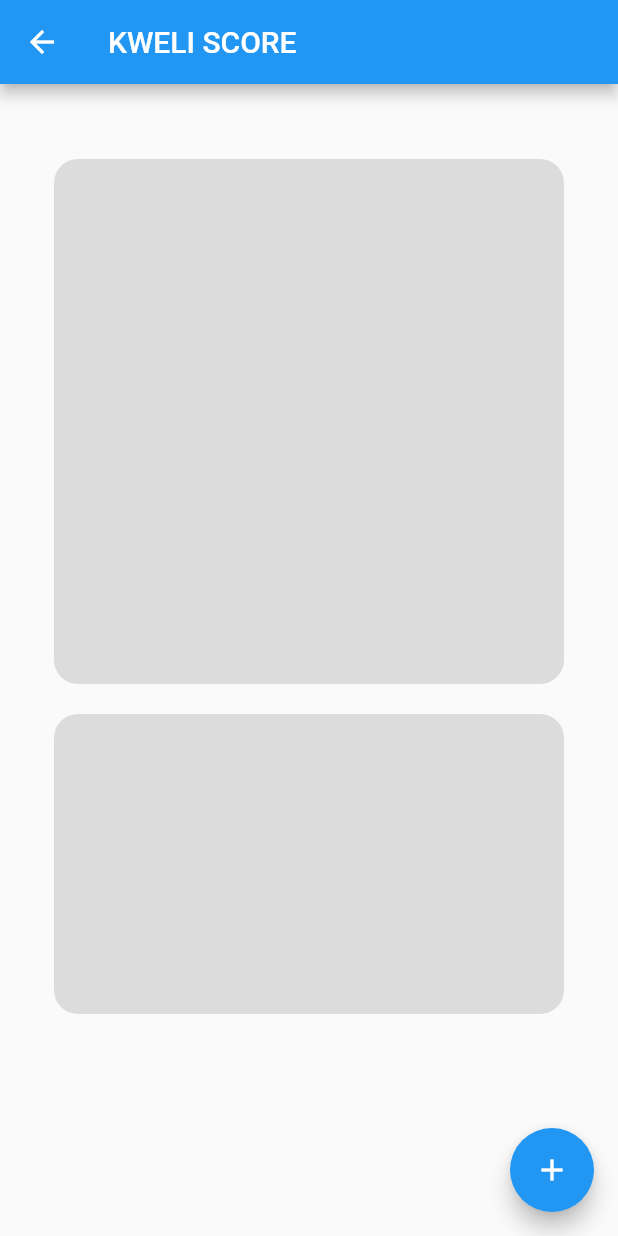
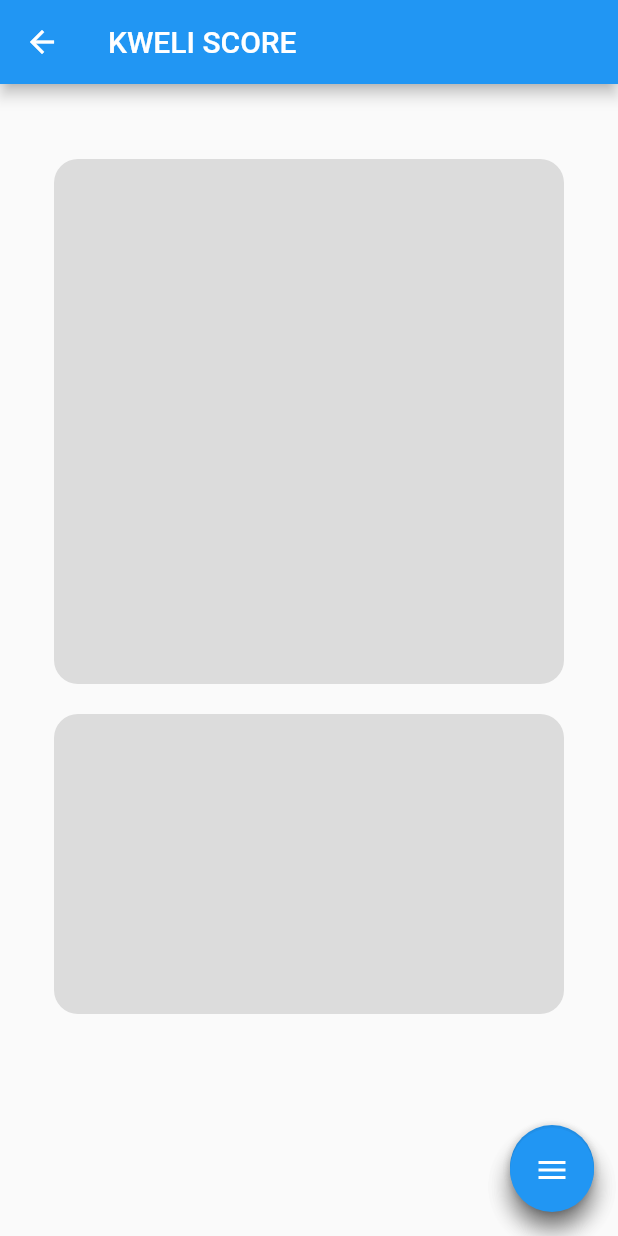
Before and after one commit to CarltonK/kweli-score, a Flutter app: the Home screen opened directly, on a phone screen of 412 x 824 dp. Run offline on Flutter 3.47's test engine with Material 2 defaults, Android fonts, the phone set to English and light mode, and no system bars; our stand-ins replace google_fonts.

Commit message:
Floating Action Button

```diff
--- /dev/null
+++ b/lib/screens/Widgets/custom_fab.dart
@@ -0,0 +1,104 @@
+import 'package:flutter/material.dart';
+
+class CustomFab extends StatefulWidget {
+  @override
+  _CustomFabState createState() => _CustomFabState();
+}
+
+class _CustomFabState extends State<CustomFab>
+    with SingleTickerProviderStateMixin {
+  bool isOpened = false;
+
+  AnimationController _animationController;
+  Animation<Color> _animateColor;
+  Animation<double> _animateIcon;
+  Animation<double> _translateButton;
+  Curve _curve = Curves.easeOut;
+  double _fabHeight = 55;
+
+  animate() {
+    if (!isOpened) {
+      _animationController.forward();
+    } else {
+      _animationController.reverse();
+    }
+    isOpened = !isOpened;
+  }
+
+  @override
+  void initState() {
+    super.initState();
+    _animationController =
+        AnimationController(vsync: this, duration: Duration(milliseconds: 300))
+          ..addListener(() {
+            setState(() {});
+          });
+
+    _animateIcon =
+        Tween<double>(begin: 0.0, end: 1.0).animate(_animationController);
+    _animateColor = ColorTween(begin: Colors.blue, end: Colors.red).animate(
+        CurvedAnimation(
+            parent: _animationController,
+            curve: Interval(0.0, 1.0, curve: _curve)));
+    _translateButton = Tween<double>(begin: _fabHeight, end: -15.0).animate(
+        CurvedAnimation(
+            parent: _animationController,
+            curve: Interval(0.0, 0.75, curve: _curve)));
+  }
+
+  @override
+  void dispose() {
+    _animationController.dispose();
+    super.dispose();
+  }
+
+  Widget fabBtn() {
+    return FloatingActionButton(
+        backgroundColor: _animateColor.value,
+        tooltip: 'Quick Menu',
+        heroTag: 'fab',
+        child: AnimatedIcon(
+            icon: AnimatedIcons.menu_close, progress: _animateIcon),
+        onPressed: animate);
+  }
+
+  Widget galleryBtn() {
+    return Container(
+      child: FloatingActionButton(
+        onPressed: null,
+        heroTag: 'gallery',
+        tooltip: 'Gallery',
+        child: Icon(Icons.storage),
+      ),
+    );
+  }
+
+  Widget cameraBtn() {
+    return Container(
+      child: FloatingActionButton(
+        onPressed: null,
+        heroTag: 'camera',
+        tooltip: 'Camera',
+        child: Icon(Icons.camera),
+      ),
+    );
+  }
+
+  @override
+  Widget build(BuildContext context) {
+    return Column(
+      mainAxisAlignment: MainAxisAlignment.end,
+      children: [
+        Transform(
+            transform: Matrix4.translationValues(
+                0.0, _translateButton.value * 2.0, 0.0),
+            child: galleryBtn()),
+        Transform(
+            transform:
+                Matrix4.translationValues(0.0, _translateButton.value, 0.0),
+            child: cameraBtn()),
+        fabBtn()
+      ],
+    );
+  }
+}
--- a/lib/screens/home/home_screen.dart
+++ b/lib/screens/home/home_screen.dart
@@ -1,4 +1,6 @@
 import 'package:flutter/material.dart';
+import 'package:kweliscore/screens/Widgets/custom_fab.dart';
+import 'package:provider/provider.dart';
 
 class Home extends StatefulWidget {
   @override
@@ -42,10 +44,7 @@ class _HomeState extends State<Home> {
           ],
         ),
       ),
-      floatingActionButton: FloatingActionButton(
-        onPressed: () => {},
-        child: IconButton(icon: Icon(Icons.add), onPressed: () => {}),
-      ),
+      floatingActionButton: CustomFab(),
     );
   }
 }
--- a/lib/screens/screens.dart
+++ b/lib/screens/screens.dart
@@ -8,3 +8,6 @@ export 'packages/free_package.dart';
 
 // Home
 export 'home/home_screen.dart';
+
+//Widgets
+export 'Widgets/custom_fab.dart';
--- a/pubspec.yaml
+++ b/pubspec.yaml
@@ -16,7 +16,7 @@ dependencies:
   # Fonts
   google_fonts: ^1.1.1
   # State management
-  provider: ^4.3.2+3
+  provider:
   # DateFormat
   intl: ^0.16.1
   # Share
```
